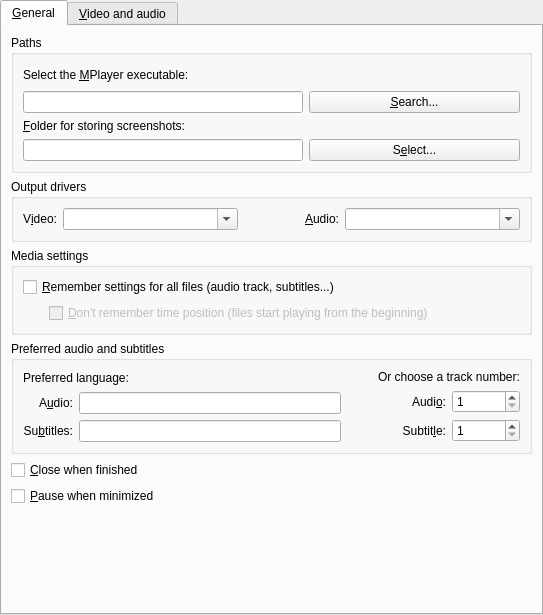
wilbert2000/wzplayer, file src/prefgeneral.ui: the form before one commit.
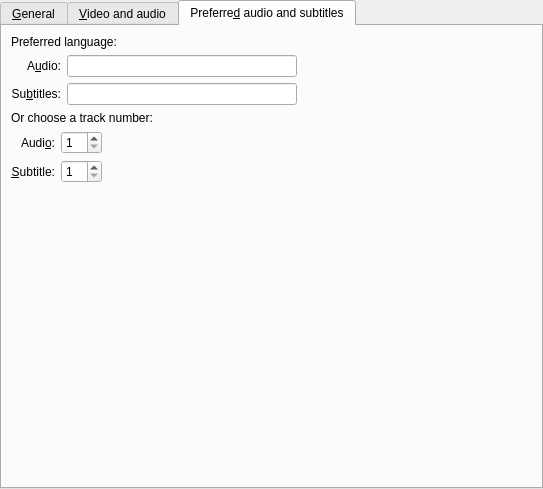
The form after the commit. The open tabs and pages were chosen to show the change. Icons and pictures are not drawn. Custom widgets are drawn as their Qt base class.

Commit message: Changed the layout of some sections in preferences to make them smaller

```diff
--- a/src/prefgeneral.ui
+++ b/src/prefgeneral.ui
@@ -6,7 +6,7 @@
     <x>0</x>
     <y>0</y>
     <width>543</width>
-    <height>615</height>
+    <height>489</height>
    </rect>
   </property>
   <property name="windowIcon" >
@@ -255,152 +255,6 @@
          </layout>
         </widget>
        </item>
-       <item>
-        <widget class="QGroupBox" name="groupBox_4" >
-         <property name="title" >
-          <string>Preferred audio and subtitles</string>
-         </property>
-         <layout class="QHBoxLayout" >
-          <property name="margin" >
-           <number>9</number>
-          </property>
-          <property name="spacing" >
-           <number>6</number>
-          </property>
-          <item>
-           <layout class="QGridLayout" >
-            <property name="margin" >
-             <number>0</number>
-            </property>
-            <property name="spacing" >
-             <number>6</number>
-            </property>
-            <item row="2" column="1" >
-             <widget class="QLineEdit" name="subtitle_lang_edit" />
-            </item>
-            <item row="1" column="1" >
-             <widget class="QLineEdit" name="audio_lang_edit" />
-            </item>
-            <item row="1" column="0" >
-             <widget class="QLabel" name="textLabel1_20" >
-              <property name="text" >
-               <string>A&amp;udio:</string>
-              </property>
-              <property name="alignment" >
-               <set>Qt::AlignRight|Qt::AlignTrailing|Qt::AlignVCenter</set>
-              </property>
-              <property name="wordWrap" >
-               <bool>false</bool>
-              </property>
-              <property name="buddy" >
-               <cstring>audio_lang_edit</cstring>
-              </property>
-             </widget>
-            </item>
-            <item row="2" column="0" >
-             <widget class="QLabel" name="textLabel2_11" >
-              <property name="text" >
-               <string>Su&amp;btitles:</string>
-              </property>
-              <property name="alignment" >
-               <set>Qt::AlignRight|Qt::AlignTrailing|Qt::AlignVCenter</set>
-              </property>
-              <property name="wordWrap" >
-               <bool>false</bool>
-              </property>
-              <property name="buddy" >
-               <cstring>subtitle_lang_edit</cstring>
-              </property>
-             </widget>
-            </item>
-            <item row="0" column="0" colspan="2" >
-             <widget class="QLabel" name="label_5" >
-              <property name="text" >
-               <string>Preferred language:</string>
-              </property>
-             </widget>
-            </item>
-           </layout>
-          </item>
-          <item>
-           <spacer>
-            <property name="orientation" >
-             <enum>Qt::Horizontal</enum>
-            </property>
-            <property name="sizeType" >
-             <enum>QSizePolicy::Minimum</enum>
-            </property>
-            <property name="sizeHint" >
-             <size>
-              <width>31</width>
-              <height>21</height>
-             </size>
-            </property>
-           </spacer>
-          </item>
-          <item>
-           <layout class="QGridLayout" >
-            <property name="margin" >
-             <number>0</number>
-            </property>
-            <property name="spacing" >
-             <number>6</number>
-            </property>
-            <item row="0" column="0" colspan="2" >
-             <widget class="QLabel" name="label_2" >
-              <property name="text" >
-               <string>Or choose a track number:</string>
-              </property>
-             </widget>
-            </item>
-            <item row="1" column="0" >
-             <widget class="QLabel" name="label_3" >
-              <property name="text" >
-               <string>Audi&amp;o:</string>
-              </property>
-              <property name="alignment" >
-               <set>Qt::AlignRight|Qt::AlignTrailing|Qt::AlignVCenter</set>
-              </property>
-              <property name="buddy" >
-               <cstring>audio_track_spin</cstring>
-              </property>
-             </widget>
-            </item>
-            <item row="2" column="0" >
-             <widget class="QLabel" name="label_4" >
-              <property name="text" >
-               <string>Subtit&amp;le:</string>
-              </property>
-              <property name="alignment" >
-               <set>Qt::AlignRight|Qt::AlignTrailing|Qt::AlignVCenter</set>
-              </property>
-              <property name="buddy" >
-               <cstring>subtitle_track_spin</cstring>
-              </property>
-             </widget>
-            </item>
-            <item row="1" column="1" >
-             <widget class="QSpinBox" name="audio_track_spin" >
-              <property name="maximum" >
-               <number>99</number>
-              </property>
-              <property name="minimum" >
-               <number>1</number>
-              </property>
-             </widget>
-            </item>
-            <item row="2" column="1" >
-             <widget class="QSpinBox" name="subtitle_track_spin" >
-              <property name="minimum" >
-               <number>1</number>
-              </property>
-             </widget>
-            </item>
-           </layout>
-          </item>
-         </layout>
-        </widget>
-       </item>
        <item>
         <widget class="QCheckBox" name="close_on_finish_check" >
          <property name="text" >
@@ -764,6 +618,199 @@
        </item>
       </layout>
      </widget>
+     <widget class="QWidget" name="tab_2" >
+      <attribute name="title" >
+       <string>Preferre&amp;d audio and subtitles</string>
+      </attribute>
+      <layout class="QVBoxLayout" >
+       <property name="margin" >
+        <number>9</number>
+       </property>
+       <property name="spacing" >
+        <number>6</number>
+       </property>
+       <item>
+        <layout class="QGridLayout" >
+         <property name="margin" >
+          <number>0</number>
+         </property>
+         <property name="spacing" >
+          <number>6</number>
+         </property>
+         <item row="2" column="1" >
+          <widget class="QLineEdit" name="subtitle_lang_edit" />
+         </item>
+         <item row="0" column="0" colspan="3" >
+          <widget class="QLabel" name="label_5" >
+           <property name="text" >
+            <string>Preferred language:</string>
+           </property>
+          </widget>
+         </item>
+         <item row="1" column="2" >
+          <spacer>
+           <property name="orientation" >
+            <enum>Qt::Horizontal</enum>
+           </property>
+           <property name="sizeHint" >
+            <size>
+             <width>40</width>
+             <height>20</height>
+            </size>
+           </property>
+          </spacer>
+         </item>
+         <item row="2" column="2" >
+          <spacer>
+           <property name="orientation" >
+            <enum>Qt::Horizontal</enum>
+           </property>
+           <property name="sizeHint" >
+            <size>
+             <width>40</width>
+             <height>20</height>
+            </size>
+           </property>
+          </spacer>
+         </item>
+         <item row="1" column="1" >
+          <widget class="QLineEdit" name="audio_lang_edit" />
+         </item>
+         <item row="2" column="0" >
+          <widget class="QLabel" name="textLabel2_11" >
+           <property name="text" >
+            <string>Su&amp;btitles:</string>
+           </property>
+           <property name="alignment" >
+            <set>Qt::AlignRight|Qt::AlignTrailing|Qt::AlignVCenter</set>
+           </property>
+           <property name="wordWrap" >
+            <bool>false</bool>
+           </property>
+           <property name="buddy" >
+            <cstring>subtitle_lang_edit</cstring>
+           </property>
+          </widget>
+         </item>
+         <item row="1" column="0" >
+          <widget class="QLabel" name="textLabel1_20" >
+           <property name="text" >
+            <string>A&amp;udio:</string>
+           </property>
+           <property name="alignment" >
+            <set>Qt::AlignRight|Qt::AlignTrailing|Qt::AlignVCenter</set>
+           </property>
+           <property name="wordWrap" >
+            <bool>false</bool>
+           </property>
+           <property name="buddy" >
+            <cstring>audio_lang_edit</cstring>
+           </property>
+          </widget>
+         </item>
+        </layout>
+       </item>
+       <item>
+        <layout class="QGridLayout" >
+         <property name="margin" >
+          <number>0</number>
+         </property>
+         <property name="spacing" >
+          <number>6</number>
+         </property>
+         <item row="1" column="1" >
+          <widget class="QSpinBox" name="audio_track_spin" >
+           <property name="maximum" >
+            <number>99</number>
+           </property>
+           <property name="minimum" >
+            <number>1</number>
+           </property>
+          </widget>
+         </item>
+         <item row="1" column="0" >
+          <widget class="QLabel" name="label_3" >
+           <property name="text" >
+            <string>Audi&amp;o:</string>
+           </property>
+           <property name="alignment" >
+            <set>Qt::AlignRight|Qt::AlignTrailing|Qt::AlignVCenter</set>
+           </property>
+           <property name="buddy" >
+            <cstring>audio_track_spin</cstring>
+           </property>
+          </widget>
+         </item>
+         <item row="2" column="0" >
+          <widget class="QLabel" name="label_4" >
+           <property name="text" >
+            <string>&amp;Subtitle:</string>
+           </property>
+           <property name="alignment" >
+            <set>Qt::AlignRight|Qt::AlignTrailing|Qt::AlignVCenter</set>
+           </property>
+           <property name="buddy" >
+            <cstring>subtitle_track_spin</cstring>
+           </property>
+          </widget>
+         </item>
+         <item row="2" column="2" >
+          <spacer>
+           <property name="orientation" >
+            <enum>Qt::Horizontal</enum>
+           </property>
+           <property name="sizeHint" >
+            <size>
+             <width>151</width>
+             <height>20</height>
+            </size>
+           </property>
+          </spacer>
+         </item>
+         <item row="1" column="2" >
+          <spacer>
+           <property name="orientation" >
+            <enum>Qt::Horizontal</enum>
+           </property>
+           <property name="sizeHint" >
+            <size>
+             <width>151</width>
+             <height>20</height>
+            </size>
+           </property>
+          </spacer>
+         </item>
+         <item row="2" column="1" >
+          <widget class="QSpinBox" name="subtitle_track_spin" >
+           <property name="minimum" >
+            <number>1</number>
+           </property>
+          </widget>
+         </item>
+         <item row="0" column="0" colspan="3" >
+          <widget class="QLabel" name="label_2" >
+           <property name="text" >
+            <string>Or choose a track number:</string>
+           </property>
+          </widget>
+         </item>
+        </layout>
+       </item>
+       <item>
+        <spacer>
+         <property name="orientation" >
+          <enum>Qt::Vertical</enum>
+         </property>
+         <property name="sizeHint" >
+          <size>
+           <width>20</width>
+           <height>40</height>
+          </size>
+         </property>
+        </spacer>
+       </item>
+      </layout>
+     </widget>
     </widget>
    </item>
   </layout>
```
Left out of the diff: 2 changed lines with no effect on the pictures. The commit also changes 27 other files.
